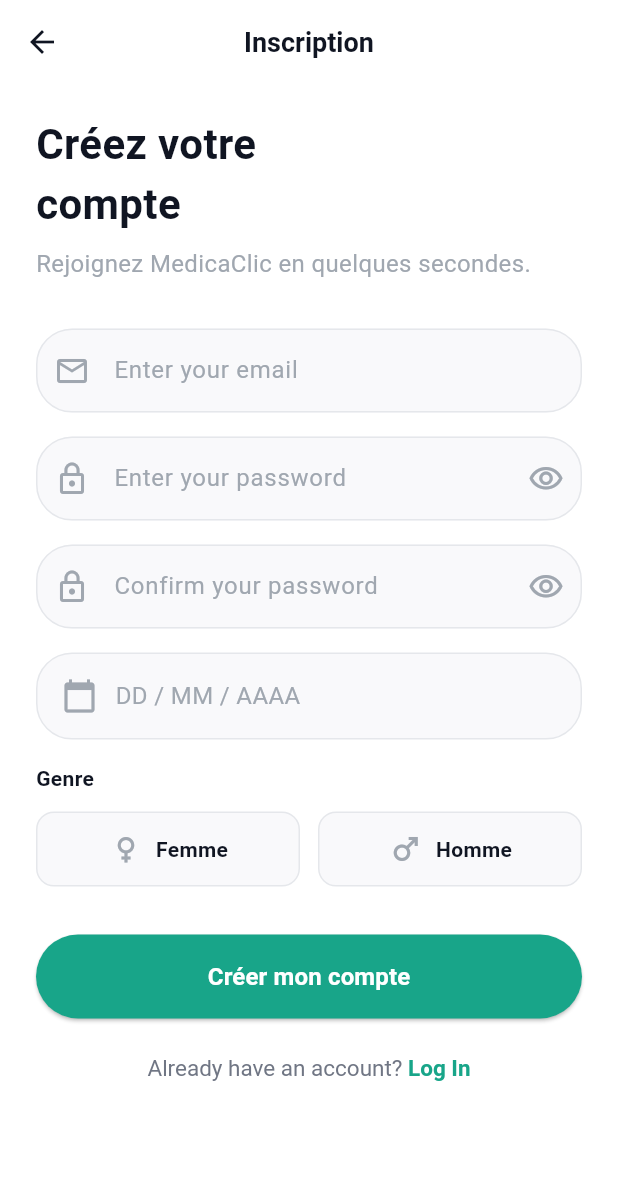
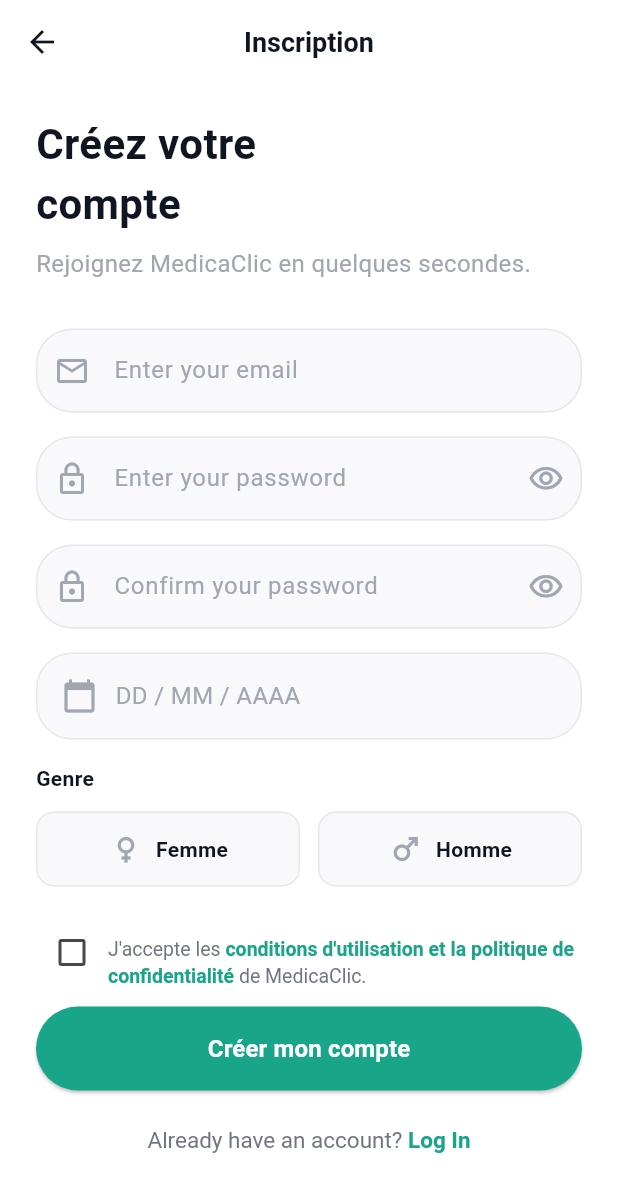
Before and after one commit to pfemoonbou-netizen/medicaclic, a Flutter app: the SignupScreen screen opened by its route, on a phone screen of 412 x 824 dp. Shown: the top 1192 px of the screen. Run offline on Flutter 3.47's test engine with Material 3 defaults, Android fonts, the phone set to English and light mode, and no system bars; our stand-ins replace file_picker, flutter_map, geolocator, go_router, image_picker, latlong2 and 3 more; accounts and stored records are empty.

Commit message:
Ajouter consentement CGU a l'inscription et securite des donnees medicales
- Inscription : case a cocher obligatoire "J'accepte les conditions
  d'utilisation et la politique de confidentialite" (texte consultable
  via un dialogue), bloque la creation de compte si non cochee.
- Dossier medical : message de securite des donnees affiche une seule
  fois par compte a la premiere ouverture (via shared_preferences),
  acceptation obligatoire pour continuer sinon retour en arriere.

```diff
--- a/lib/screens/auth/signup_screen.dart
+++ b/lib/screens/auth/signup_screen.dart
@@ -19,6 +19,7 @@ class _SignupScreenState extends State<SignupScreen> {
   bool _obscureConfirm = true;
   DateTime? _birthDate;
   String? _gender;
+  bool _acceptedTerms = false;
 
   @override
   void dispose() {
@@ -83,6 +84,10 @@ class _SignupScreenState extends State<SignupScreen> {
       ScaffoldMessenger.of(context).showSnackBar(const SnackBar(content: Text('Gender required')));
       return;
     }
+    if (!_acceptedTerms) {
+      ScaffoldMessenger.of(context).showSnackBar(const SnackBar(content: Text('Vous devez accepter les conditions d\'utilisation pour continuer.')));
+      return;
+    }
 
     final auth = context.read<AuthProvider>();
     final success = await auth.signup(
@@ -101,6 +106,29 @@ class _SignupScreenState extends State<SignupScreen> {
         SnackBar(content: Text(auth.errorMessage ?? 'Inscription impossible')),
       );
     }
+  }
+
+  void _showTermsDialog(BuildContext context) {
+    showDialog(
+      context: context,
+      builder: (context) => AlertDialog(
+        title: const Text("Conditions d'utilisation"),
+        content: const SingleChildScrollView(
+          child: Text(
+            "En utilisant MedicaClic, vous acceptez que vos données personnelles et médicales soient "
+            "collectées et traitées dans le but de vous fournir les services de l'application "
+            "(prise de rendez-vous, dossier médical, mise en relation avec des prestataires de soins).\n\n"
+            "Vos données sont stockées de façon sécurisée et ne sont jamais partagées avec des tiers sans "
+            "votre consentement. Vous pouvez demander la suppression de votre compte et de vos données à "
+            "tout moment depuis votre profil.",
+            style: TextStyle(fontSize: 13, height: 1.5),
+          ),
+        ),
+        actions: [
+          TextButton(onPressed: () => Navigator.pop(context), child: const Text('Fermer')),
+        ],
+      ),
+    );
   }
 
   @override
@@ -271,7 +299,37 @@ class _SignupScreenState extends State<SignupScreen> {
                   ),
                 ],
               ),
-              const SizedBox(height: 32),
+              const SizedBox(height: 20),
+              Row(
+                crossAxisAlignment: CrossAxisAlignment.start,
+                children: [
+                  Checkbox(
+                    value: _acceptedTerms,
+                    activeColor: AppColors.primary,
+                    onChanged: (v) => setState(() => _acceptedTerms = v ?? false),
+                  ),
+                  Expanded(
+                    child: Padding(
+                      padding: const EdgeInsets.only(top: 12),
+                      child: RichText(
+                        text: TextSpan(
+                          style: const TextStyle(color: Color(0xFF707684), fontSize: 13, height: 1.4),
+                          children: [
+                            const TextSpan(text: "J'accepte les "),
+                            TextSpan(
+                              text: "conditions d'utilisation et la politique de confidentialité",
+                              style: const TextStyle(color: AppColors.primary, fontWeight: FontWeight.w600),
+                              recognizer: TapGestureRecognizer()..onTap = () => _showTermsDialog(context),
+                            ),
+                            const TextSpan(text: " de MedicaClic."),
+                          ],
+                        ),
+                      ),
+                    ),
+                  ),
+                ],
+              ),
+              const SizedBox(height: 12),
               Consumer<AuthProvider>(
                 builder: (context, auth, _) => SizedBox(
                   width: double.infinity,
```
Also changed, not shown: lib/screens/medical/medical_record_screen.dart (+39 -0 lines).
